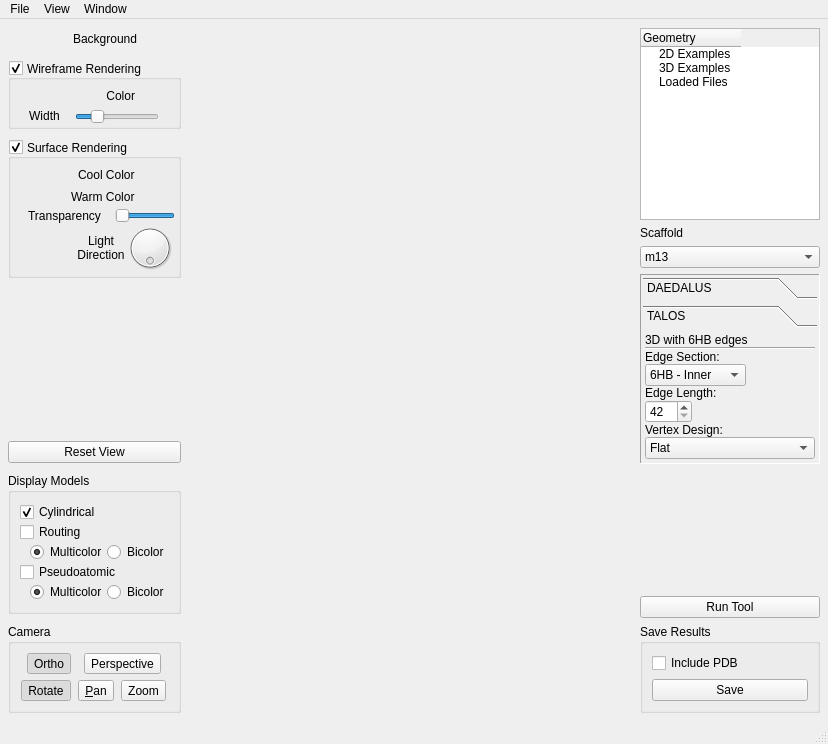
The window that ui/AthenaMainWindow.ui (lcbb/athena) describes before a commit, drawn with Qt 5.
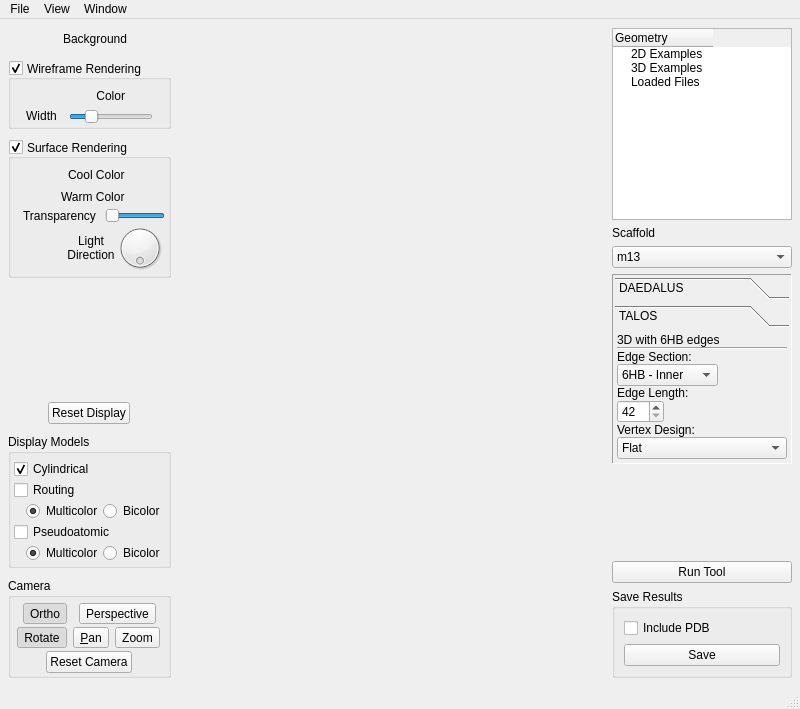
The same window after the commit. The open tabs and pages were chosen to show the change. Custom widgets are drawn as their Qt base class.

Commit message: Camera reset works

The edit to the form file:
```diff
--- a/ui/AthenaMainWindow.ui
+++ b/ui/AthenaMainWindow.ui
@@ -6,8 +6,8 @@
    <rect>
     <x>0</x>
     <y>0</y>
-    <width>828</width>
-    <height>744</height>
+    <width>800</width>
+    <height>709</height>
    </rect>
   </property>
   <property name="sizePolicy">
@@ -766,11 +766,27 @@
             </spacer>
            </item>
            <item>
-            <widget class="QPushButton" name="pushButton">
-             <property name="text">
-              <string>Reset View</string>
+            <layout class="QHBoxLayout" name="horizontalLayout_17">
+             <property name="spacing">
+              <number>0</number>
              </property>
-            </widget>
+             <property name="topMargin">
+              <number>0</number>
+             </property>
+             <item>
+              <widget class="QPushButton" name="resetDisplayButton">
+               <property name="sizePolicy">
+                <sizepolicy hsizetype="Maximum" vsizetype="Fixed">
+                 <horstretch>0</horstretch>
+                 <verstretch>0</verstretch>
+                </sizepolicy>
+               </property>
+               <property name="text">
+                <string>Reset Display</string>
+               </property>
+              </widget>
+             </item>
+            </layout>
            </item>
            <item>
             <widget class="QGroupBox" name="showResultsBox">
@@ -784,8 +800,23 @@
               <string>Display Models</string>
              </property>
              <layout class="QGridLayout" name="gridLayout_5">
-              <property name="spacing">
-               <number>0</number>
+              <property name="leftMargin">
+               <number>3</number>
+              </property>
+              <property name="topMargin">
+               <number>5</number>
+              </property>
+              <property name="rightMargin">
+               <number>3</number>
+              </property>
+              <property name="bottomMargin">
+               <number>2</number>
+              </property>
+              <property name="horizontalSpacing">
+               <number>2</number>
+              </property>
+              <property name="verticalSpacing">
+               <number>1</number>
               </property>
               <item row="4" column="0">
                <layout class="QHBoxLayout" name="horizontalLayout_9">
@@ -909,6 +940,21 @@
               <string>Camera</string>
              </property>
              <layout class="QVBoxLayout" name="verticalLayout_2">
+              <property name="spacing">
+               <number>3</number>
+              </property>
+              <property name="leftMargin">
+               <number>3</number>
+              </property>
+              <property name="topMargin">
+               <number>5</number>
+              </property>
+              <property name="rightMargin">
+               <number>3</number>
+              </property>
+              <property name="bottomMargin">
+               <number>2</number>
+              </property>
               <item>
                <layout class="QHBoxLayout" name="horizontalLayout_3">
                 <property name="leftMargin">
@@ -994,6 +1040,29 @@
                 </item>
                </layout>
               </item>
+              <item>
+               <layout class="QHBoxLayout" name="horizontalLayout_18">
+                <property name="spacing">
+                 <number>0</number>
+                </property>
+                <property name="topMargin">
+                 <number>0</number>
+                </property>
+                <item>
+                 <widget class="QPushButton" name="resetCameraButton">
+                  <property name="sizePolicy">
+                   <sizepolicy hsizetype="Maximum" vsizetype="Fixed">
+                    <horstretch>0</horstretch>
+                    <verstretch>0</verstretch>
+                   </sizepolicy>
+                  </property>
+                  <property name="text">
+                   <string>Reset Camera</string>
+                  </property>
+                 </widget>
+                </item>
+               </layout>
+              </item>
              </layout>
             </widget>
            </item>
@@ -1451,8 +1520,8 @@
                    <rect>
                     <x>0</x>
                     <y>0</y>
-                    <width>176</width>
-                    <height>117</height>
+                    <width>180</width>
+                    <height>147</height>
                    </rect>
                   </property>
                   <property name="sizePolicy">
@@ -1587,7 +1656,7 @@
              <property name="sizeHint" stdset="0">
               <size>
                <width>20</width>
-               <height>40</height>
+               <height>5</height>
               </size>
              </property>
             </spacer>
@@ -1636,8 +1705,8 @@
     <rect>
      <x>0</x>
      <y>0</y>
-     <width>828</width>
-     <height>21</height>
+     <width>800</width>
+     <height>22</height>
     </rect>
    </property>
    <widget class="QMenu" name="menuAthena">
```
Left out of the diff: 14 changed lines with no effect on the pictures. The commit also changes 2 other files.
